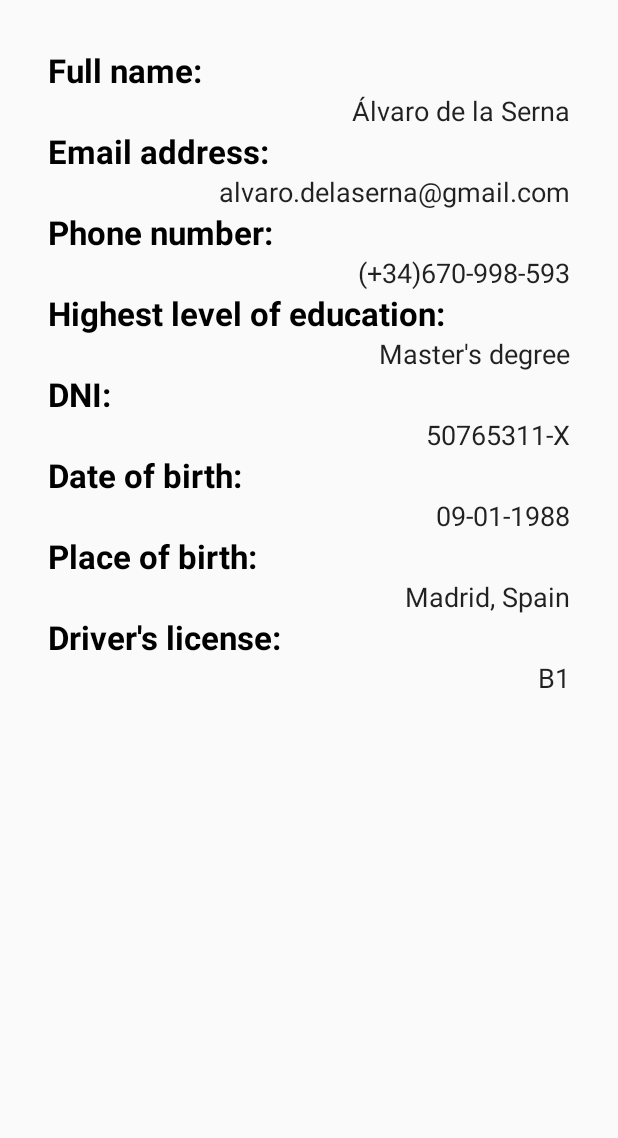
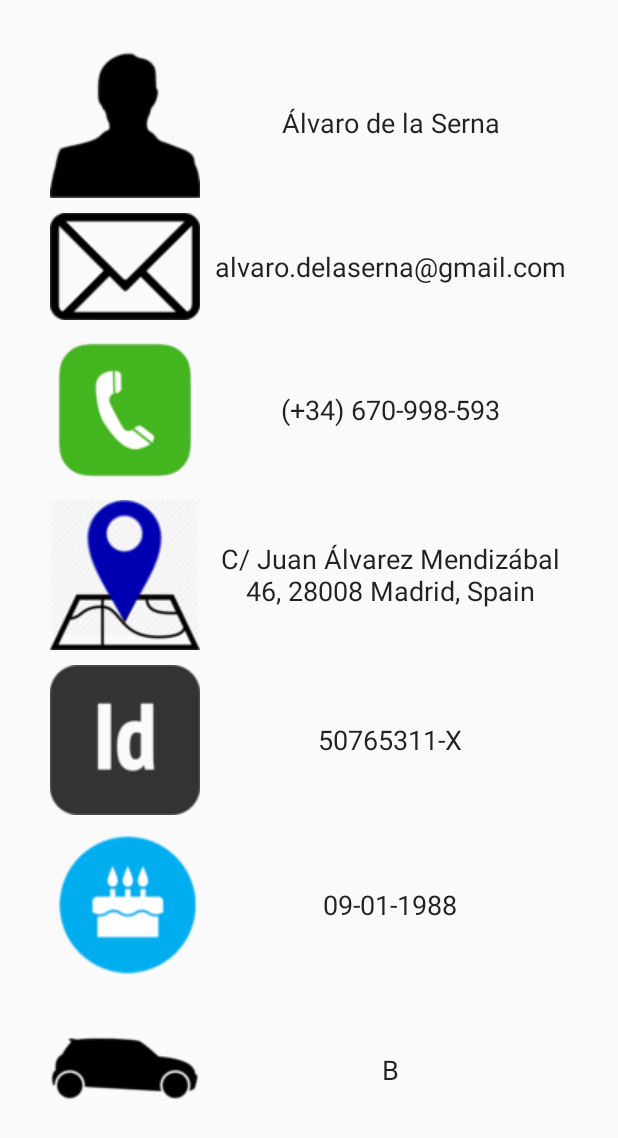
Before and after one commit to alvarodelaserna/CurriculumVitaeApp, an Android app: the screen it shows after launch (MainActivity), after a tap on an icon or button, on a phone screen of 412 x 824 dp. Shown: the top 1138 px of the screen. Run offline under Robolectric (Android 15) with nearby library versions, the phone set to English and light mode, and no system bars.

Commit message:
Refactor 'fragment_personal_info.xml'

```diff
--- a/app/src/main/res/layout/fragment_personal_information.xml
+++ b/app/src/main/res/layout/fragment_personal_information.xml
@@ -1,183 +1,157 @@
 <ScrollView xmlns:android="http://schemas.android.com/apk/res/android"
     android:layout_width="match_parent"
     android:layout_height="match_parent"
+    android:paddingLeft="@dimen/activity_horizontal_margin"
+    android:paddingRight="@dimen/activity_horizontal_margin"
+    android:paddingTop="@dimen/activity_vertical_margin"
+    android:paddingBottom="@dimen/activity_vertical_margin"
     android:layout_weight="1">
     <LinearLayout xmlns:android="http://schemas.android.com/apk/res/android"
         android:layout_width="wrap_content"
         android:layout_height="wrap_content"
-        android:paddingLeft="@dimen/activity_horizontal_margin"
-        android:paddingRight="@dimen/activity_horizontal_margin"
-        android:paddingTop="@dimen/activity_vertical_margin"
-        android:paddingBottom="@dimen/activity_vertical_margin"
         android:orientation="vertical">
 
-        <RelativeLayout
-            android:id="@+id/container_name"
+        <LinearLayout
             android:layout_width="fill_parent"
-            android:layout_height="fill_parent">
+            android:layout_height="match_parent"
+            android:orientation="horizontal"
+            android:weightSum="1">
+            <ImageView
+                android:layout_width="0dp"
+                android:layout_height="match_parent"
+                android:src="@drawable/icon_name"
+                android:layout_weight="0.3"/>
             <TextView
-                android:id="@+id/textName"
-                android:layout_width="wrap_content"
-                android:layout_height="wrap_content"
-                android:text="@string/name"
-                android:textStyle="bold"
-                style="@android:style/TextAppearance.Large"
-                android:layout_alignParentLeft="true"
-                android:textColor="@android:color/black"/>
-            <TextView
-                android:layout_width="wrap_content"
-                android:layout_height="wrap_content"
+                android:layout_width="0dp"
+                android:layout_height="match_parent"
                 android:text="@string/my_name"
                 style="@android:style/TextAppearance.Medium"
-                android:layout_below="@+id/textName"
-                android:layout_alignParentRight="true"/>
-        </RelativeLayout>
-        <RelativeLayout
-            android:id="@+id/container_email_address"
+                android:gravity="center"
+                android:layout_marginStart="5dp"
+                android:layout_weight="0.7"/>
+        </LinearLayout>
+        <LinearLayout
             android:layout_width="fill_parent"
-            android:layout_height="fill_parent">
+            android:layout_height="match_parent"
+            android:orientation="horizontal"
+            android:layout_marginTop="10dp"
+            android:weightSum="1">
+            <ImageView
+                android:layout_width="0dp"
+                android:layout_height="match_parent"
+                android:src="@drawable/icon_email"
+                android:layout_weight="0.3"/>
             <TextView
-                android:id="@+id/email"
-                android:layout_width="wrap_content"
-                android:layout_height="wrap_content"
-                android:text="@string/email"
-                android:textStyle="bold"
-                style="@android:style/TextAppearance.Large"
-                android:textColor="@android:color/black"
-                android:layout_alignParentLeft="true"/>
-            <TextView
-                android:layout_width="wrap_content"
-                android:layout_height="wrap_content"
+                android:layout_width="0dp"
+                android:layout_height="match_parent"
                 android:text="@string/my_email_address"
                 style="@android:style/TextAppearance.Medium"
-                android:layout_below="@+id/email"
-                android:layout_alignParentRight="true"/>
-        </RelativeLayout>
-        <RelativeLayout
-            android:id="@+id/container_phone_number"
+                android:gravity="center"
+                android:layout_marginStart="5dp"
+                android:layout_weight="0.7"/>
+        </LinearLayout>
+
+        <LinearLayout
             android:layout_width="fill_parent"
-            android:layout_height="fill_parent">
+            android:layout_height="match_parent"
+            android:orientation="horizontal"
+            android:layout_marginTop="10dp"
+            android:weightSum="1">
+            <ImageView
+                android:layout_width="0dp"
+                android:layout_height="match_parent"
+                android:src="@drawable/icon_phone"
+                android:layout_weight="0.3"/>
             <TextView
-                android:id="@+id/phone_number"
-                android:layout_width="wrap_content"
-                android:layout_height="wrap_content"
-                android:text="@string/phone_number"
-                android:textStyle="bold"
-                style="@android:style/TextAppearance.Large"
-                android:textColor="@android:color/black"
-                android:layout_alignParentLeft="true"/>
-            <TextView
-                android:layout_width="wrap_content"
-                android:layout_height="wrap_content"
+                android:layout_width="0dp"
+                android:layout_height="match_parent"
                 android:text="@string/my_phone_number"
                 style="@android:style/TextAppearance.Medium"
-                android:layout_below="@+id/phone_number"
-                android:layout_alignParentRight="true"/>
-        </RelativeLayout>
-        <RelativeLayout
-            android:id="@+id/container_highest_level_of_education"
+                android:gravity="center"
+                android:layout_marginStart="5dp"
+                android:layout_weight="0.7"/>
+        </LinearLayout>
+
+        <LinearLayout
             android:layout_width="fill_parent"
-            android:layout_height="fill_parent">
+            android:layout_height="match_parent"
+            android:orientation="horizontal"
+            android:layout_marginTop="10dp"
+            android:weightSum="1">
+            <ImageView
+                android:layout_width="0dp"
+                android:layout_height="match_parent"
+                android:src="@drawable/icon_address"
+                android:layout_weight="0.3"/>
             <TextView
-                android:id="@+id/highest_level_of_education"
-                android:layout_width="wrap_content"
-                android:layout_height="wrap_content"
-                android:text="@string/highest_level_of_education"
-                android:textStyle="bold"
-                style="@android:style/TextAppearance.Large"
-                android:textColor="@android:color/black"
-                android:layout_alignParentLeft="true"/>
+                android:layout_width="0dp"
+                android:layout_height="match_parent"
+                android:text="@string/my_address"
+                style="@android:style/TextAppearance.Medium"
+                android:gravity="center"
+                android:layout_marginStart="5dp"
+                android:layout_weight="0.7"/>
+        </LinearLayout>
+        <LinearLayout
+            android:layout_width="fill_parent"
+            android:layout_height="match_parent"
+            android:orientation="horizontal"
+            android:layout_marginTop="10dp"
+            android:weightSum="1">
+            <ImageView
+                android:layout_width="0dp"
+                android:layout_height="match_parent"
+                android:src="@drawable/icon_id"
+                android:layout_weight="0.3"/>
             <TextView
-                android:layout_width="wrap_content"
-                android:layout_height="wrap_content"
-                android:text="@string/masters_degree"
-                style="@android:style/TextAppearance.Medium"
-                android:layout_below="@+id/highest_level_of_education"
-                android:layout_alignParentRight="true"/>
-        </RelativeLayout>
-        <RelativeLayout
-            android:id="@+id/container_DNI"
-            android:layout_width="fill_parent"
-            android:layout_height="fill_parent">
-            <TextView
-                android:id="@+id/dni"
-                android:layout_width="wrap_content"
-                android:layout_height="wrap_content"
-                android:text="@string/dni"
-                android:textStyle="bold"
-                style="@android:style/TextAppearance.Large"
-                android:textColor="@android:color/black"
-                android:layout_alignParentLeft="true"/>
-            <TextView
-                android:layout_width="wrap_content"
-                android:layout_height="wrap_content"
+                android:layout_width="0dp"
+                android:layout_height="match_parent"
                 android:text="@string/DNI"
                 style="@android:style/TextAppearance.Medium"
-                android:layout_below="@+id/dni"
-                android:layout_alignParentRight="true"/>
-        </RelativeLayout>
-        <RelativeLayout
-            android:id="@+id/container_date_of_birth"
+                android:gravity="center"
+                android:layout_marginStart="5dp"
+                android:layout_weight="0.7"/>
+        </LinearLayout>
+        <LinearLayout
             android:layout_width="fill_parent"
-            android:layout_height="fill_parent">
+            android:layout_height="match_parent"
+            android:orientation="horizontal"
+            android:layout_marginTop="10dp"
+            android:weightSum="1">
+            <ImageView
+                android:layout_width="0dp"
+                android:layout_height="match_parent"
+                android:src="@drawable/icon_date_of_birth"
+                android:layout_weight="0.3"/>
             <TextView
-                android:id="@+id/date_of_birth"
-                android:layout_width="wrap_content"
-                android:layout_height="wrap_content"
-                android:text="@string/date_of_birth"
-                android:textStyle="bold"
-                style="@android:style/TextAppearance.Large"
-                android:textColor="@android:color/black"
-                android:layout_alignParentLeft="true"/>
-            <TextView
-                android:layout_width="wrap_content"
-                android:layout_height="wrap_content"
+                android:layout_width="0dp"
+                android:layout_height="match_parent"
                 android:text="@string/birth_day"
                 style="@android:style/TextAppearance.Medium"
-                android:layout_below="@+id/date_of_birth"
-                android:layout_alignParentRight="true"/>
-        </RelativeLayout>
-        <RelativeLayout
-            android:id="@+id/container_place_of_birth"
+                android:gravity="center"
+                android:layout_marginStart="5dp"
+                android:layout_weight="0.7"/>
+        </LinearLayout>
+
+        <LinearLayout
             android:layout_width="fill_parent"
-            android:layout_height="fill_parent">
+            android:layout_height="match_parent"
+            android:orientation="horizontal"
+            android:layout_marginTop="10dp"
+            android:weightSum="1">
+            <ImageView
+                android:layout_width="0dp"
+                android:layout_height="match_parent"
+                android:src="@drawable/icon_driving_license"
+                android:layout_weight="0.3"/>
             <TextView
-                android:id="@+id/place_of_birth"
-                android:layout_width="wrap_content"
-                android:layout_height="wrap_content"
-                android:text="@string/place_of_birth"
-                android:textStyle="bold"
-                style="@android:style/TextAppearance.Large"
-                android:textColor="@android:color/black"
-                android:layout_alignParentLeft="true"/>
-            <TextView
-                android:layout_width="wrap_content"
-                android:layout_height="wrap_content"
-                android:text="@string/madrid_spain"
+                android:layout_width="0dp"
+                android:layout_height="match_parent"
+                android:text="@string/b"
                 style="@android:style/TextAppearance.Medium"
-                android:layout_below="@+id/place_of_birth"
-                android:layout_alignParentRight="true"/>
-        </RelativeLayout>
-        <RelativeLayout
-            android:id="@+id/container_drivers_license"
-            android:layout_width="fill_parent"
-            android:layout_height="fill_parent">
-            <TextView
-                android:id="@+id/drivers_license"
-                android:layout_width="wrap_content"
-                android:layout_height="wrap_content"
-                android:text="@string/drivers_license"
-                android:textStyle="bold"
-                style="@android:style/TextAppearance.Large"
-                android:textColor="@android:color/black"
-                android:layout_alignParentLeft="true"/>
-            <TextView
-                android:layout_width="wrap_content"
-                android:layout_height="wrap_content"
-                android:text="@string/b1"
-                style="@android:style/TextAppearance.Medium"
-                android:layout_below="@+id/drivers_license"
-                android:layout_alignParentRight="true"/>
-        </RelativeLayout>
+                android:gravity="center"
+                android:layout_marginStart="5dp"
+                android:layout_weight="0.7"/>
+        </LinearLayout>
     </LinearLayout>
 </ScrollView>
--- a/app/src/main/res/layout/fragment_skills.xml
+++ b/app/src/main/res/layout/fragment_skills.xml
@@ -3,7 +3,7 @@
     android:layout_height="match_parent"
     android:layout_weight="1">
     <LinearLayout xmlns:android="http://schemas.android.com/apk/res/android"
-        android:layout_width="match_parent"
+        android:layout_width="fill_parent"
         android:layout_height="match_parent"
         android:orientation="vertical">
 
--- a/app/src/main/res/values/strings.xml
+++ b/app/src/main/res/values/strings.xml
@@ -23,7 +23,7 @@
     <string name="empty_fields">There are empty fields</string>
     <string name="DNI">50765311-X</string>
     <string name="my_email_address">alvaro.delaserna@gmail.com</string>
-    <string name="my_phone_number">(+34)670-998-593</string>
+    <string name="my_phone_number">(+34) 670-998-593</string>
     <string name="tapap">Tapap</string>
     <string name="progressive_blue">Progressive Blue Technology</string>
     <string name="technosite">Fundosa Technosite</string>
@@ -37,10 +37,11 @@
     <string name="email">Email address:</string>
     <string name="name">Full name:</string>
     <string name="drivers_license">Driver\'s license:</string>
-    <string name="b1">B1</string>
+    <string name="b">B</string>
     <string name="highest_level_of_education">Highest level of education:</string>
     <string name="masters_degree">Master\'s degree</string>
 
     <string name="linkedin_url">https://es.linkedin.com/pub/alvaro-de-la-serna-martinez/67/b50/445</string>
     <string name="open_with">Open with:</string>
+    <string name="my_address">C/ Juan Álvarez Mendizábal 46, 28008 Madrid, Spain</string>
 </resources>
```
Also changed, not shown: app/src/main/res/drawable/icon_address.png (added), app/src/main/res/drawable/icon_date_of_birth.png (added), app/src/main/res/drawable/icon_driving_license.png (added), app/src/main/res/drawable/icon_email.png (added), app/src/main/res/drawable/icon_id.png (added), app/src/main/res/drawable/icon_name.png (added), app/src/main/res/drawable/icon_phone.png (added).
